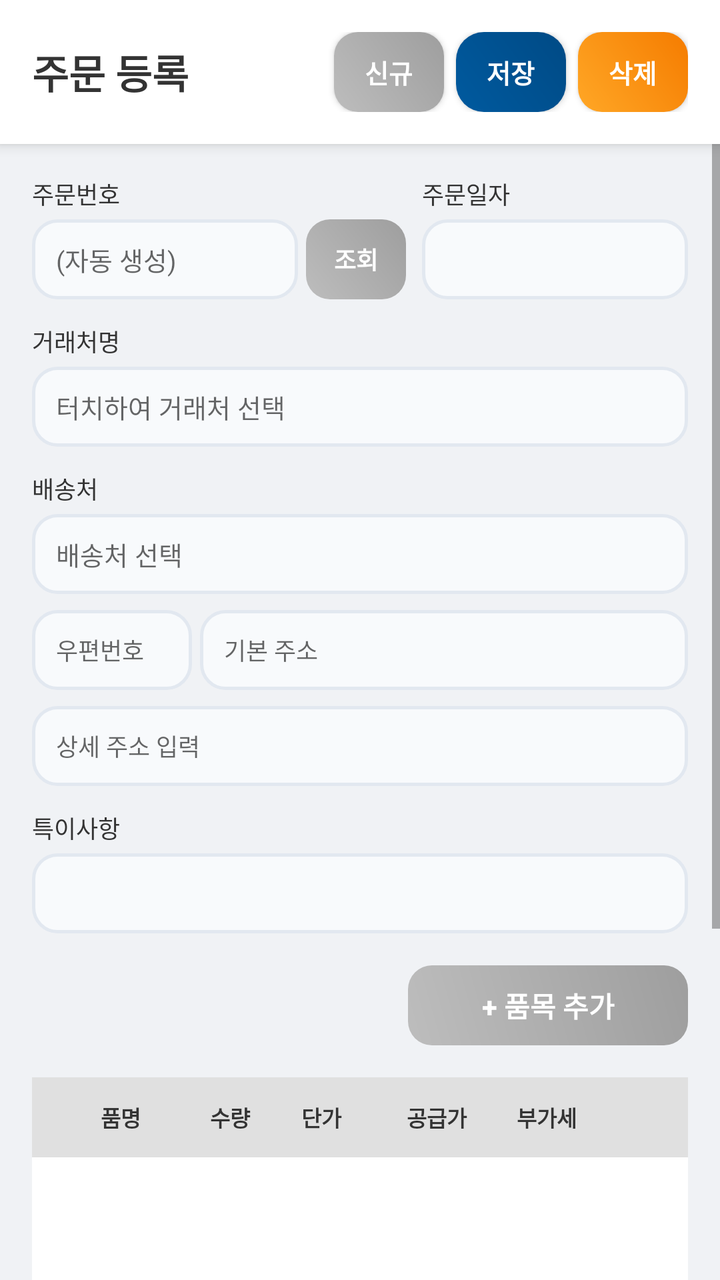
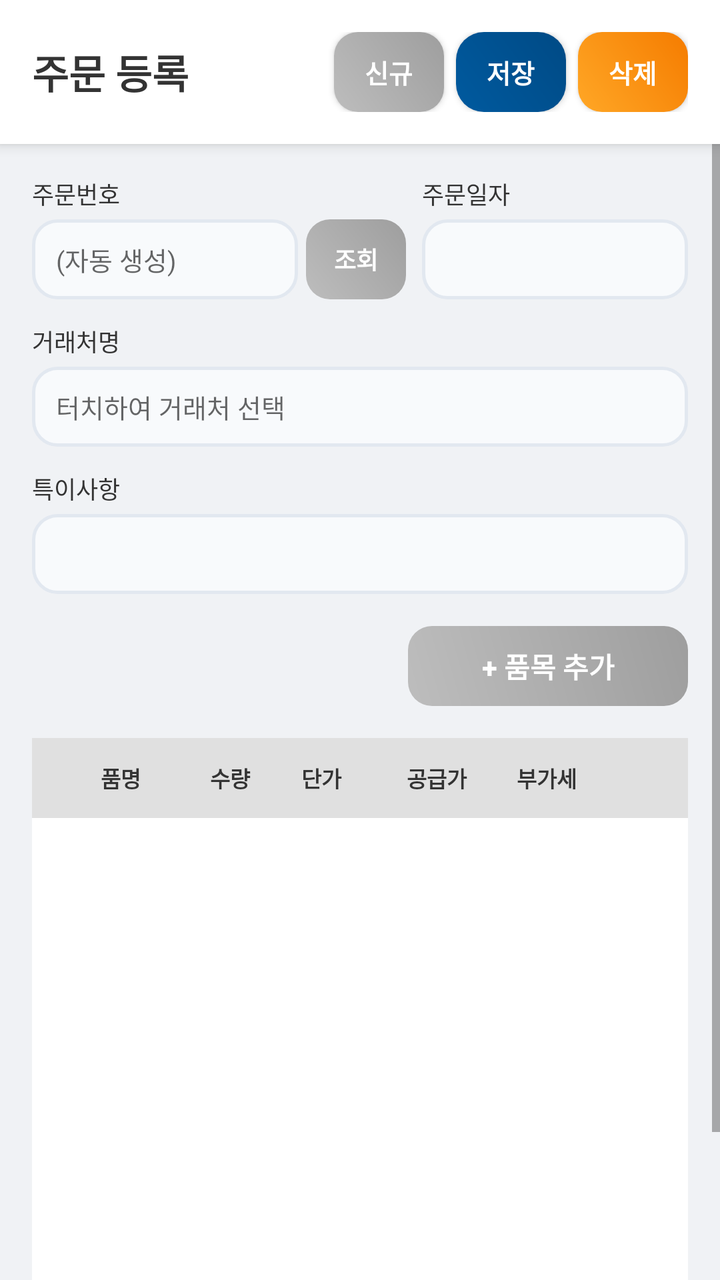

Screens rendered from an Android XML layout before and after an edit, with the pre-edit source and the edit as a unified diff.
<!-- AndroidManifest.xml: application theme Theme.SmartERP -->
<!-- res/layout/activity_mhsod100u.xml -->
<?xml version="1.0" encoding="utf-8"?>
<LinearLayout xmlns:android="http://schemas.android.com/apk/res/android"
    android:layout_width="match_parent"
    android:layout_height="match_parent"
    android:orientation="vertical"
    android:background="#F0F2F5">

    
    <LinearLayout
        android:layout_width="match_parent"
        android:layout_height="wrap_content"
        android:background="#FFFFFF"
        android:padding="16dp"
        android:elevation="4dp"
        android:gravity="center_vertical"
        android:orientation="horizontal">
        <TextView
            android:layout_width="0dp"
            android:layout_height="wrap_content"
            android:layout_weight="1"
            android:text="주문 등록"
            android:textSize="20sp"
            android:textStyle="bold"
            android:textColor="#333333"/>
        
        <androidx.appcompat.widget.AppCompatButton
            android:id="@+id/btnReset"
            android:layout_width="55dp"
            android:layout_height="40dp"
            android:layout_marginEnd="6dp"
            android:background="@drawable/bg_button_gradient_gray"
            android:text="신규"
            android:textColor="#FFFFFF"
            android:textSize="13sp"
            android:textStyle="bold"/>

        <androidx.appcompat.widget.AppCompatButton
            android:id="@+id/btnSave"
            android:layout_width="55dp"
            android:layout_height="40dp"
            android:layout_marginEnd="6dp"
            android:background="@drawable/bg_button_gradient"
            android:text="저장"
            android:textColor="#FFFFFF"
            android:textSize="13sp"
            android:textStyle="bold"/>

        <androidx.appcompat.widget.AppCompatButton
            android:id="@+id/btnDelete"
            android:layout_width="55dp"
            android:layout_height="40dp"
            android:background="@drawable/bg_button_gradient_orange"
            android:text="삭제"
            android:textColor="#FFFFFF"
            android:textSize="13sp"
            android:textStyle="bold"/>
    </LinearLayout>

    <ScrollView
        android:layout_width="match_parent"
        android:layout_height="0dp"
        android:layout_weight="1">
        <LinearLayout
            android:layout_width="match_parent"
            android:layout_height="wrap_content"
            android:orientation="vertical"
            android:padding="16dp">

            
            <LinearLayout
                android:layout_width="match_parent"
                android:layout_height="wrap_content"
                android:orientation="horizontal"
                android:gravity="bottom"
                android:layout_marginBottom="12dp">
                <LinearLayout
                    android:layout_width="0dp"
                    android:layout_height="wrap_content"
                    android:layout_weight="1"
                    android:orientation="vertical"
                    android:layout_marginEnd="4dp">
                    <TextView
                        android:layout_width="wrap_content"
                        android:layout_height="wrap_content"
                        android:text="주문번호"
                        android:textSize="12sp"
                        android:textColor="#333333"
                        android:layout_marginBottom="4dp"/>
                    <EditText
                        android:id="@+id/etOrderNo"
                        android:layout_width="match_parent"
                        android:layout_height="40dp"
                        android:background="@drawable/bg_input_field"
                        android:hint="(자동 생성)"
                        android:paddingStart="12dp"
                        android:textColor="#333333"
                        android:textSize="13sp"/>
                </LinearLayout>
                
                <androidx.appcompat.widget.AppCompatButton
                    android:id="@+id/btnOrderSearch"
                    android:layout_width="50dp"
                    android:layout_height="40dp"
                    android:layout_marginEnd="8dp"
                    android:background="@drawable/bg_button_gradient_gray"
                    android:text="조회"
                    android:textColor="#FFFFFF"
                    android:textSize="12sp"
                    android:textStyle="bold"
                    android:stateListAnimator="@null"/>

                <LinearLayout
                    android:layout_width="0dp"
                    android:layout_height="wrap_content"
                    android:layout_weight="1"
                    android:orientation="vertical">
                    <TextView
                        android:layout_width="wrap_content"
                        android:layout_height="wrap_content"
                        android:text="주문일자"
                        android:textSize="12sp"
                        android:textColor="#333333"
                        android:layout_marginBottom="4dp"/>
                    <TextView
                        android:id="@+id/tvOrderDate"
                        android:layout_width="match_parent"
                        android:layout_height="40dp"
                        android:background="@drawable/bg_input_field"
                        android:gravity="center_vertical"
                        android:paddingStart="12dp"
                        android:textSize="13sp"
                        android:textColor="#333333"/>
                </LinearLayout>
            </LinearLayout>

            
            <TextView
                android:layout_width="wrap_content"
                android:layout_height="wrap_content"
                android:text="거래처명"
                android:textSize="12sp"
                android:textColor="#333333"
                android:layout_marginBottom="4dp"/>
            <EditText
                android:id="@+id/etCustomerName"
                android:layout_width="match_parent"
                android:layout_height="40dp"
                android:background="@drawable/bg_input_field"
                android:focusable="false"
                android:hint="터치하여 거래처 선택"
                android:textColor="#333333"
                android:textSize="13sp"
                android:paddingStart="12dp"
                android:layout_marginBottom="12dp"/>

            
            <TextView
                android:layout_width="wrap_content"
                android:layout_height="wrap_content"
                android:text="배송처"
                android:textSize="12sp"
                android:textColor="#333333"
                android:layout_marginBottom="4dp"/>
            <EditText
                android:id="@+id/etTranNm"
                android:layout_width="match_parent"
                android:layout_height="40dp"
                android:background="@drawable/bg_input_field"
                android:focusable="false"
                android:hint="배송처 선택"
                android:textColor="#333333"
                android:textSize="13sp"
                android:paddingStart="12dp"
                android:layout_marginBottom="8dp"/>

            <LinearLayout
                android:layout_width="match_parent"
                android:layout_height="wrap_content"
                android:orientation="horizontal"
                android:layout_marginBottom="8dp">
                <EditText
                    android:id="@+id/etPostNo"
                    android:layout_width="80dp"
                    android:layout_height="40dp"
                    android:background="@drawable/bg_input_field"
                    android:hint="우편번호"
                    android:paddingStart="12dp"
                    android:textSize="12sp"
                    android:layout_marginEnd="4dp"
                    android:focusable="false"/>
                <EditText
                    android:id="@+id/etAddress"
                    android:layout_width="0dp"
                    android:layout_height="40dp"
                    android:layout_weight="1"
                    android:background="@drawable/bg_input_field"
                    android:hint="기본 주소"
                    android:paddingStart="12dp"
                    android:textSize="12sp"
                    android:focusable="false"/>
            </LinearLayout>

            <EditText
                android:id="@+id/etDAddress"
                android:layout_width="match_parent"
                android:layout_height="40dp"
                android:background="@drawable/bg_input_field"
                android:hint="상세 주소 입력"
                android:paddingStart="12dp"
                android:textSize="12sp"
                android:layout_marginBottom="12dp"/>

            
            <TextView
                android:layout_width="wrap_content"
                android:layout_height="wrap_content"
                android:text="특이사항"
                android:textSize="12sp"
                android:textColor="#333333"
                android:layout_marginBottom="4dp"/>
            <EditText
                android:id="@+id/etRemarks"
                android:layout_width="match_parent"
                android:layout_height="40dp"
                android:background="@drawable/bg_input_field"
                android:gravity="center_vertical"
                android:paddingStart="12dp"
                android:textSize="13sp"
                android:textColor="#333333"
                android:maxLines="1"
                android:layout_marginBottom="16dp"/>

            <androidx.appcompat.widget.AppCompatButton
                android:id="@+id/btnAddItem"
                android:layout_width="140dp" 
                android:layout_height="40dp" 
                android:layout_gravity="end" 
                android:background="@drawable/bg_button_gradient_gray"
                android:text="+ 품목 추가"
                android:textColor="#FFFFFF"
                android:textSize="14sp" 
                android:textStyle="bold"
                android:stateListAnimator="@null"/>

            <LinearLayout
                android:layout_width="match_parent"
                android:layout_height="wrap_content"
                android:orientation="vertical"
                android:background="#FFFFFF"
                android:layout_marginTop="16dp">

                
                <LinearLayout
                    android:layout_width="match_parent"
                    android:layout_height="40dp"
                    android:orientation="horizontal"
                    android:background="#E0E0E0"
                    android:gravity="center_vertical"
                    android:paddingStart="8dp"
                    android:paddingEnd="8dp">
                    <TextView
                        android:layout_width="0dp"
                        android:layout_height="wrap_content"
                        android:layout_weight="1.2"
                        android:text="품명"
                        android:gravity="center"
                        android:textSize="11sp"
                        android:textStyle="bold"
                        android:textColor="#333333"/> 
                    <TextView
                        android:layout_width="0dp"
                        android:layout_height="wrap_content"
                        android:layout_weight="0.6"
                        android:text="수량"
                        android:gravity="center"
                        android:textSize="11sp"
                        android:textStyle="bold"
                        android:textColor="#333333"/>
                    <TextView
                        android:layout_width="0dp"
                        android:layout_height="wrap_content"
                        android:layout_weight="0.9"
                        android:text="단가"
                        android:gravity="center"
                        android:textSize="11sp"
                        android:textStyle="bold"
                        android:textColor="#333333"/>
                    <TextView
                        android:layout_width="0dp"
                        android:layout_height="wrap_content"
                        android:layout_weight="1.0"
                        android:text="공급가"
                        android:gravity="center"
                        android:textSize="11sp"
                        android:textStyle="bold"
                        android:textColor="#333333"/>
                    <TextView
                        android:layout_width="0dp"
                        android:layout_height="wrap_content"
                        android:layout_weight="0.8"
                        android:text="부가세"
                        android:gravity="center"
                        android:textSize="11sp"
                        android:textStyle="bold"
                        android:textColor="#333333"/>
                     <TextView
                        android:layout_width="34dp"
                        android:layout_height="wrap_content"
                        android:layout_marginStart="4dp"/>
                </LinearLayout>

                <ListView
                    android:id="@+id/lvOrderList"
                    android:layout_width="match_parent"
                    android:layout_height="300dp" /> 
            </LinearLayout>
        </LinearLayout>
    </ScrollView>
</LinearLayout>
<!-- resources referenced by this layout -->
<resources>
  <!-- drawable bg_button_gradient (drawable) -->
  <?xml version="1.0" encoding="utf-8"?>
  <shape xmlns:android="http://schemas.android.com/apk/res/android">
      <gradient
          android:startColor="#005a9f"
          android:endColor="#004a85"
          android:angle="45"/>
      <corners android:radius="14dp"/>
  </shape>
  <!-- drawable bg_button_gradient_gray (drawable) -->
  <?xml version="1.0" encoding="utf-8"?>
  <shape xmlns:android="http://schemas.android.com/apk/res/android">
      <gradient
          android:startColor="#BDBDBD"
          android:endColor="#9E9E9E"
          android:angle="45"/>
      <corners android:radius="12dp"/>
  </shape>
  <!-- drawable bg_button_gradient_orange (drawable) -->
  <?xml version="1.0" encoding="utf-8"?>
  <shape xmlns:android="http://schemas.android.com/apk/res/android">
      <gradient
          android:startColor="#FFA726"
          android:endColor="#F57C00"
          android:angle="45"/>
      <corners android:radius="12dp"/>
  </shape>
  <!-- drawable bg_input_field (drawable) -->
  <?xml version="1.0" encoding="utf-8"?>
  <shape xmlns:android="http://schemas.android.com/apk/res/android">
      <solid android:color="@color/input_bg"/>
      <corners android:radius="12dp"/>
      <stroke android:width="1.5dp" android:color="@color/input_border"/>
  </shape>
  <style name="Theme.SmartERP" parent="Theme.AppCompat.Light.NoActionBar">
          
          <item name="colorPrimary">@color/smart_blue</item>
          <item name="colorPrimaryDark">@color/smart_blue</item>
          <item name="colorAccent">@color/core_amber</item>
  
          
          <item name="android:windowBackground">@color/login_bg_end</item>
  
          
          <item name="android:forceDarkAllowed" tools:targetApi="q">false</item>
      </style>
  <color name="input_bg">#F8FAFC</color>
  <color name="input_border">#E2E8F0</color>
  <color name="smart_blue">#005a9f</color>
  <color name="core_amber">#ffc107</color>
  <color name="login_bg_end">#f0f4f8</color>
</resources>

<!-- the commit's change to res/layout/activity_mhsod100u.xml (unified diff, before → after) -->
@@ -1,4 +1,5 @@
 <?xml version="1.0" encoding="utf-8"?>
+
 <LinearLayout xmlns:android="http://schemas.android.com/apk/res/android"
     android:layout_width="match_parent"
     android:layout_height="match_parent"
@@ -157,63 +158,6 @@
             <TextView
                 android:layout_width="wrap_content"
                 android:layout_height="wrap_content"
-                android:text="배송처"
-                android:textSize="12sp"
-                android:textColor="#333333"
-                android:layout_marginBottom="4dp"/>
-            <EditText
-                android:id="@+id/etTranNm"
-                android:layout_width="match_parent"
-                android:layout_height="40dp"
-                android:background="@drawable/bg_input_field"
-                android:focusable="false"
-                android:hint="배송처 선택"
-                android:textColor="#333333"
-                android:textSize="13sp"
-                android:paddingStart="12dp"
-                android:layout_marginBottom="8dp"/>
-
-            <LinearLayout
-                android:layout_width="match_parent"
-                android:layout_height="wrap_content"
-                android:orientation="horizontal"
-                android:layout_marginBottom="8dp">
-                <EditText
-                    android:id="@+id/etPostNo"
-                    android:layout_width="80dp"
-                    android:layout_height="40dp"
-                    android:background="@drawable/bg_input_field"
-                    android:hint="우편번호"
-                    android:paddingStart="12dp"
-                    android:textSize="12sp"
-                    android:layout_marginEnd="4dp"
-                    android:focusable="false"/>
-                <EditText
-                    android:id="@+id/etAddress"
-                    android:layout_width="0dp"
-                    android:layout_height="40dp"
-                    android:layout_weight="1"
-                    android:background="@drawable/bg_input_field"
-                    android:hint="기본 주소"
-                    android:paddingStart="12dp"
-                    android:textSize="12sp"
-                    android:focusable="false"/>
-            </LinearLayout>
-
-            <EditText
-                android:id="@+id/etDAddress"
-                android:layout_width="match_parent"
-                android:layout_height="40dp"
-                android:background="@drawable/bg_input_field"
-                android:hint="상세 주소 입력"
-                android:paddingStart="12dp"
-                android:textSize="12sp"
-                android:layout_marginBottom="12dp"/>
-
-            
-            <TextView
-                android:layout_width="wrap_content"
-                android:layout_height="wrap_content"
                 android:text="특이사항"
                 android:textSize="12sp"
                 android:textColor="#333333"
<!-- resource entries referenced after the edit -->
@@ -2,6 +2,7 @@
 <resources>
   <!-- drawable bg_button_gradient (drawable) -->
   <?xml version="1.0" encoding="utf-8"?>
+  
   <shape xmlns:android="http://schemas.android.com/apk/res/android">
       <gradient
           android:startColor="#005a9f"
@@ -11,6 +12,7 @@
   </shape>
   <!-- drawable bg_button_gradient_gray (drawable) -->
   <?xml version="1.0" encoding="utf-8"?>
+  
   <shape xmlns:android="http://schemas.android.com/apk/res/android">
       <gradient
           android:startColor="#BDBDBD"
@@ -20,6 +22,7 @@
   </shape>
   <!-- drawable bg_button_gradient_orange (drawable) -->
   <?xml version="1.0" encoding="utf-8"?>
+  
   <shape xmlns:android="http://schemas.android.com/apk/res/android">
       <gradient
           android:startColor="#FFA726"
@@ -29,6 +32,7 @@
   </shape>
   <!-- drawable bg_input_field (drawable) -->
   <?xml version="1.0" encoding="utf-8"?>
+  
   <shape xmlns:android="http://schemas.android.com/apk/res/android">
       <solid android:color="@color/input_bg"/>
       <corners android:radius="12dp"/>
